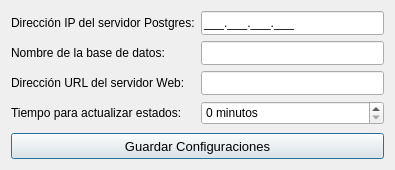
Old version of the form ui/bcconfs.ui in the repository OdairTrujillo/blockcheck.
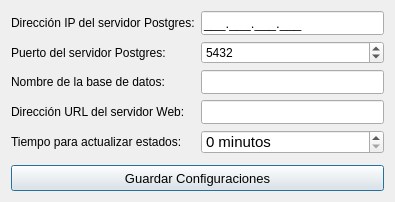
New version of the form. Icons and pictures are not drawn.

Commit message: Termina el re-planteamiento de orden de campos, orden de consultas, sales.ui coincide con el orden de la DB, igual con el orden de los campos en consultas, igual con el orden de llenado de controlos de sales.ui'. También se añade findByQuotId() y fillThrdData() que no existía, aprovechando para separar tanto consulta como llenado de cotizaciones respecto de los datos del tercero.

Patch:
```diff
--- a/ui/bcconfs.ui
+++ b/ui/bcconfs.ui
@@ -7,7 +7,7 @@
     <x>0</x>
     <y>0</y>
     <width>395</width>
-    <height>170</height>
+    <height>202</height>
    </rect>
   </property>
   <property name="windowTitle">
@@ -30,118 +30,7 @@
      </property>
     </widget>
    </item>
-   <item row="2" column="1">
-    <widget class="QLineEdit" name="dbNameLineEdit">
-     <property name="minimumSize">
-      <size>
-       <width>0</width>
-       <height>24</height>
-      </size>
-     </property>
-     <property name="font">
-      <font>
-       <pointsize>9</pointsize>
-      </font>
-     </property>
-     <property name="inputMask">
-      <string/>
-     </property>
-     <property name="text">
-      <string/>
-     </property>
-    </widget>
-   </item>
-   <item row="4" column="0">
-    <widget class="QLabel" name="label_3">
-     <property name="font">
-      <font>
-       <pointsize>9</pointsize>
-      </font>
-     </property>
-     <property name="text">
-      <string>Tiempo para actualizar estados:</string>
-     </property>
-    </widget>
-   </item>
-   <item row="3" column="1">
-    <widget class="QLineEdit" name="webServerLineEdit">
-     <property name="minimumSize">
-      <size>
-       <width>0</width>
-       <height>24</height>
-      </size>
-     </property>
-     <property name="font">
-      <font>
-       <pointsize>9</pointsize>
-      </font>
-     </property>
-     <property name="inputMask">
-      <string/>
-     </property>
-     <property name="text">
-      <string/>
-     </property>
-    </widget>
-   </item>
-   <item row="3" column="0">
-    <widget class="QLabel" name="label_2">
-     <property name="font">
-      <font>
-       <pointsize>9</pointsize>
-      </font>
-     </property>
-     <property name="text">
-      <string>Dirección URL del servidor Web:</string>
-     </property>
-    </widget>
-   </item>
-   <item row="0" column="1">
-    <widget class="QLineEdit" name="sqlServerIpLineEdit">
-     <property name="minimumSize">
-      <size>
-       <width>0</width>
-       <height>24</height>
-      </size>
-     </property>
-     <property name="font">
-      <font>
-       <pointsize>9</pointsize>
-      </font>
-     </property>
-     <property name="toolTip">
-      <string/>
-     </property>
-     <property name="inputMask">
-      <string>000.000.000.000;_</string>
-     </property>
-    </widget>
-   </item>
-   <item row="4" column="1">
-    <widget class="QSpinBox" name="updateTimeSpinBox">
-     <property name="minimumSize">
-      <size>
-       <width>0</width>
-       <height>24</height>
-      </size>
-     </property>
-     <property name="font">
-      <font>
-       <pointsize>9</pointsize>
-      </font>
-     </property>
-     <property name="suffix">
-      <string> minutos</string>
-     </property>
-     <property name="maximum">
-      <number>120</number>
-     </property>
-     <property name="singleStep">
-      <number>10</number>
-     </property>
-    </widget>
-   </item>
-   <item row="5" column="0">
+   <item row="9" column="0">
     <spacer name="verticalSpacer">
      <property name="orientation">
       <enum>Qt::Vertical</enum>
@@ -154,19 +43,28 @@
      </property>
     </spacer>
    </item>
-   <item row="2" column="0">
-    <widget class="QLabel" name="label_4">
+   <item row="4" column="1">
+    <widget class="QLineEdit" name="dbNameLineEdit">
+     <property name="minimumSize">
+      <size>
+       <width>0</width>
+       <height>24</height>
+      </size>
+     </property>
      <property name="font">
       <font>
        <pointsize>9</pointsize>
       </font>
      </property>
+     <property name="inputMask">
+      <string/>
+     </property>
      <property name="text">
-      <string>Nombre de la base de datos:</string>
+      <string/>
      </property>
     </widget>
    </item>
-   <item row="6" column="0" colspan="2">
+   <item row="10" column="0" colspan="2">
     <widget class="QPushButton" name="saveConfsButton">
      <property name="enabled">
       <bool>true</bool>
@@ -191,6 +89,130 @@
      </property>
     </widget>
    </item>
+   <item row="7" column="0">
+    <widget class="QLabel" name="label_2">
+     <property name="font">
+      <font>
+       <pointsize>9</pointsize>
+      </font>
+     </property>
+     <property name="text">
+      <string>Dirección URL del servidor Web:</string>
+     </property>
+    </widget>
+   </item>
+   <item row="4" column="0">
+    <widget class="QLabel" name="label_4">
+     <property name="font">
+      <font>
+       <pointsize>9</pointsize>
+      </font>
+     </property>
+     <property name="text">
+      <string>Nombre de la base de datos:</string>
+     </property>
+    </widget>
+   </item>
+   <item row="0" column="1">
+    <widget class="QLineEdit" name="sqlServerIpLineEdit">
+     <property name="minimumSize">
+      <size>
+       <width>0</width>
+       <height>24</height>
+      </size>
+     </property>
+     <property name="font">
+      <font>
+       <pointsize>10</pointsize>
+      </font>
+     </property>
+     <property name="toolTip">
+      <string/>
+     </property>
+     <property name="inputMask">
+      <string>000.000.000.000;_</string>
+     </property>
+    </widget>
+   </item>
+   <item row="8" column="1">
+    <widget class="QSpinBox" name="updateTimeSpinBox">
+     <property name="minimumSize">
+      <size>
+       <width>0</width>
+       <height>24</height>
+      </size>
+     </property>
+     <property name="font">
+      <font>
+       <pointsize>11</pointsize>
+      </font>
+     </property>
+     <property name="suffix">
+      <string> minutos</string>
+     </property>
+     <property name="maximum">
+      <number>120</number>
+     </property>
+     <property name="singleStep">
+      <number>10</number>
+     </property>
+    </widget>
+   </item>
+   <item row="8" column="0">
+    <widget class="QLabel" name="label_3">
+     <property name="font">
+      <font>
+       <pointsize>9</pointsize>
+      </font>
+     </property>
+     <property name="text">
+      <string>Tiempo para actualizar estados:</string>
+     </property>
+    </widget>
+   </item>
+   <item row="7" column="1">
+    <widget class="QLineEdit" name="webServerLineEdit">
+     <property name="minimumSize">
+      <size>
+       <width>0</width>
+       <height>24</height>
+      </size>
+     </property>
+     <property name="font">
+      <font>
+       <pointsize>9</pointsize>
+      </font>
+     </property>
+     <property name="inputMask">
+      <string/>
+     </property>
+     <property name="text">
+      <string/>
+     </property>
+    </widget>
+   </item>
+   <item row="3" column="0">
+    <widget class="QLabel" name="label_5">
+     <property name="font">
+      <font>
+       <pointsize>9</pointsize>
+      </font>
+     </property>
+     <property name="text">
+      <string>Puerto del servidor Postgres:</string>
+     </property>
+    </widget>
+   </item>
+   <item row="3" column="1">
+    <widget class="QSpinBox" name="sqlServerPortSpinBox">
+     <property name="maximum">
+      <number>99999</number>
+     </property>
+     <property name="value">
+      <number>5432</number>
+     </property>
+    </widget>
+   </item>
   </layout>
  </widget>
  <tabstops>
```
The commit also changes 27 other files.
